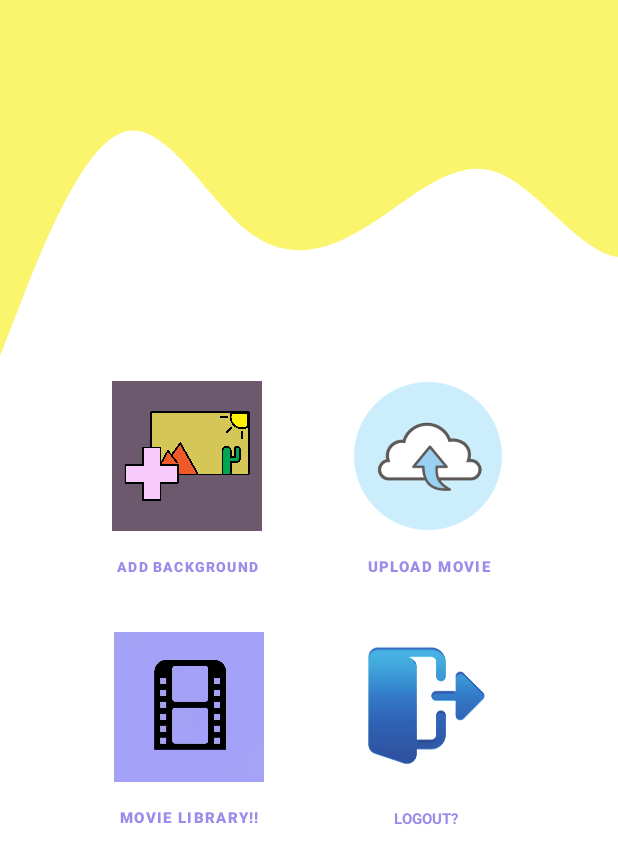
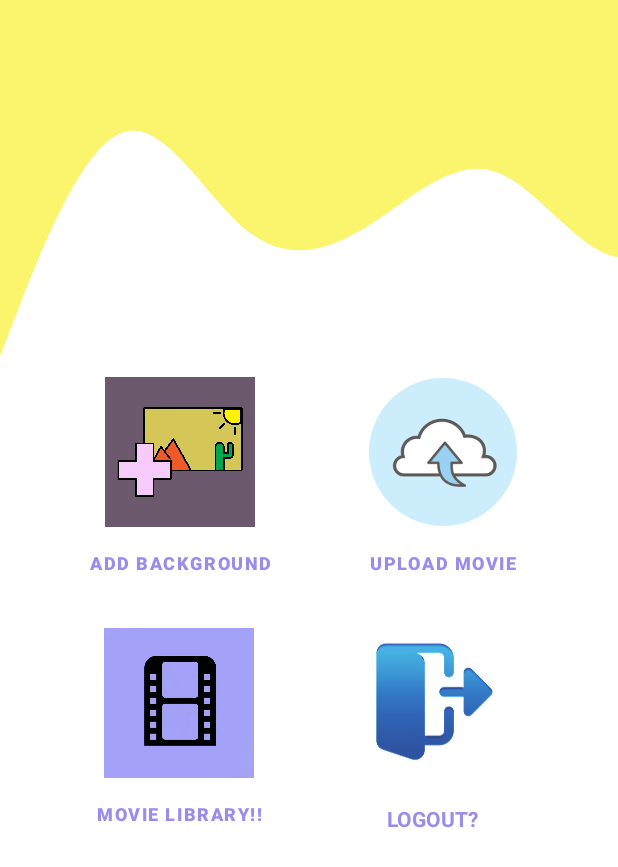
Before and after one commit to cse-250-2018/G52-Funbook, an Android app: the screen it shows after launch once a user with an empty profile is signed in (firstPage), on a phone screen of 412 x 824 dp. Shown: the top 867 px of the screen. Run offline under Robolectric (Android 15) with nearby library versions, the phone set to English and light mode, and no system bars; our stand-ins replace Firebase (no records; nobody signed in at launch, a user with empty details on screens opened directly); Roboto replaces fonts that are not available here.

Commit message:
Update UI

```diff
--- a/app/src/main/res/layout/activity_first_page.xml
+++ b/app/src/main/res/layout/activity_first_page.xml
@@ -42,13 +42,13 @@
                 android:textColor="#998CEB"
                 android:textStyle="bold"
                 android:background="?android:attr/selectableItemBackgroundBorderless"
-                android:textSize="9dp" />
+                android:textSize="12dp" />
             </LinearLayout>
         </androidx.cardview.widget.CardView>
         <TextView
             android:layout_width="wrap_content"
             android:layout_height="wrap_content"
-            android:text="          "/>
+            android:text="        "/>
 
         <androidx.cardview.widget.CardView
             android:layout_width="wrap_content"
@@ -75,7 +75,7 @@
                     android:text="  Upload movie  "
                     android:textStyle="bold"
                     android:textColor="#998CEB"
-                    android:textSize="10dp" />
+                    android:textSize="12dp" />
             </LinearLayout>
         </androidx.cardview.widget.CardView>
 
@@ -122,14 +122,14 @@
                     android:textStyle="bold"
                     android:background="?android:attr/selectableItemBackgroundBorderless"
                     android:textColor="#998CEB"
-                    android:textSize="10dp" />
+                    android:textSize="12dp" />
             </LinearLayout>
         </androidx.cardview.widget.CardView>
 
         <TextView
             android:layout_width="wrap_content"
             android:layout_height="wrap_content"
-            android:text="          "/>
+            android:text="        "/>
 
         <androidx.cardview.widget.CardView
             android:layout_width="wrap_content"
@@ -158,7 +158,7 @@
                     android:textStyle="bold"
                     android:textAlignment="center"
                     android:textColor="#998CEB"
-                    android:textSize="10dp" />
+                    android:textSize="14dp" />
             </LinearLayout>
         </androidx.cardview.widget.CardView>
 
--- a/app/src/main/res/layout/activity_login.xml
+++ b/app/src/main/res/layout/activity_login.xml
@@ -20,7 +20,7 @@
         android:fontFamily="@font/aclonica"
         android:text="Hello Funbook User!"
         android:textColor="#998CEB"
-        android:textSize="20sp"
+        android:textSize="25sp"
         android:layout_margin="5dp"
          />
 
@@ -31,7 +31,7 @@
         android:layout_width="wrap_content"
         android:layout_height="wrap_content"
         android:text="Login to account"
-        android:textSize="10sp"
+        android:textSize="15sp"
         android:textColor="#77E4D4"
         app:layout_constraintEnd_toEndOf="parent"
         app:layout_constraintHorizontal_bias="0.497"
@@ -98,6 +98,7 @@
         android:layout_height="wrap_content"
         android:text="Don't have an account? Register here"
         android:textColor="#998CEB"
+        android:textSize="15dp"
         app2:layout_constraintEnd_toEndOf="parent"
         app2:layout_constraintStart_toStartOf="parent"
         app:layout_constraintEnd_toEndOf="parent"
@@ -126,6 +127,7 @@
         android:textAlignment="center"
         android:textAllCaps="true"
         android:textColor="#998CEB"
+        android:textSize="15dp"
         android:textStyle="bold|italic"
         app2:layout_constraintEnd_toEndOf="parent"
         app2:layout_constraintStart_toStartOf="parent"
--- a/app/src/main/res/layout/activity_main.xml
+++ b/app/src/main/res/layout/activity_main.xml
@@ -18,7 +18,7 @@
         android:fontFamily="@font/aclonica"
         android:text="Hello Funbook User!"
         android:textColor="#998CEB"
-        android:textSize="20sp"
+        android:textSize="25sp"
          />
 
     <TextView
@@ -28,7 +28,7 @@
         android:layout_marginTop="28dp"
         android:textColor="#77E4D4"
         android:text="Create new account"
-        android:textSize="15sp"
+        android:textSize="15dp"
 
         app:layout_constraintTop_toBottomOf="@+id/textView" />
 
@@ -100,6 +100,7 @@
         android:layout_marginTop="15dp"
         android:text="Already have an account? Login here"
         android:textColor="#77E4D4"
+        android:textSize="15dp"
         app:layout_constraintEnd_toEndOf="parent"
         app:layout_constraintHorizontal_bias="0.497"
         app:layout_constraintStart_toStartOf="parent"
```
Also changed, not shown: app/src/main/res/layout/activity_second_page.xml (+7 -0 lines).
